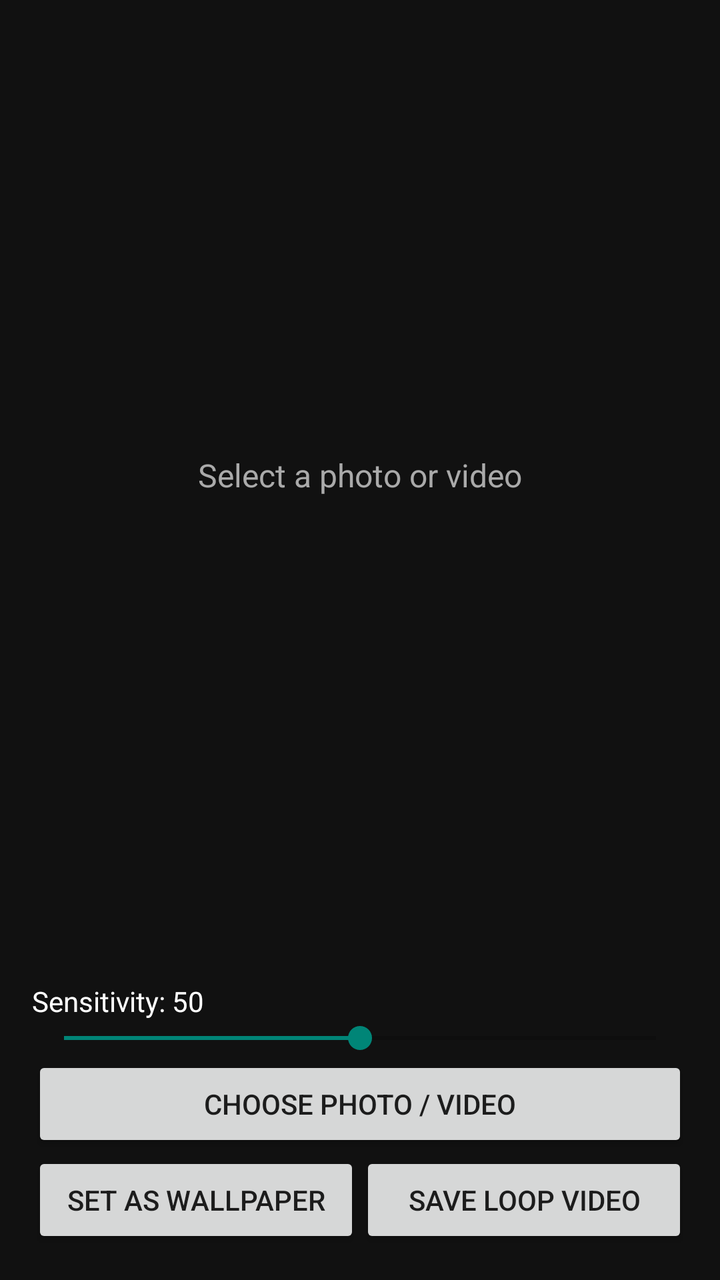
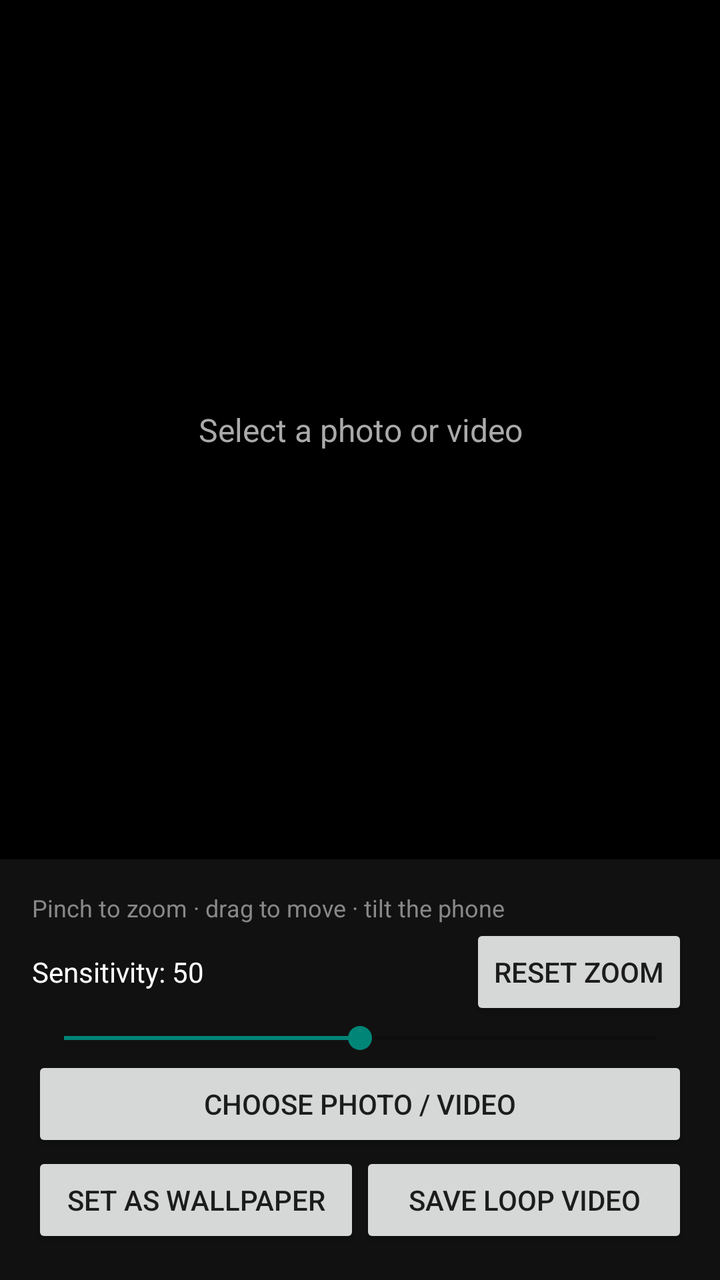

Screens rendered from an Android XML layout before and after an edit, with the pre-edit source and the edit as a unified diff.
<!-- AndroidManifest.xml: application theme android:Theme.Material.Light.NoActionBar -->
<!-- res/layout/activity_main.xml -->
<?xml version="1.0" encoding="utf-8"?>
<LinearLayout xmlns:android="http://schemas.android.com/apk/res/android"
    xmlns:app="http://schemas.android.com/apk/res-auto"
    android:layout_width="match_parent"
    android:layout_height="match_parent"
    android:background="#111111"
    android:orientation="vertical">

    <FrameLayout
        android:id="@+id/stage"
        android:layout_width="match_parent"
        android:layout_height="0dp"
        android:layout_weight="1"
        android:clipChildren="true">

        <FrameLayout
            android:id="@+id/content"
            android:layout_width="match_parent"
            android:layout_height="match_parent">

            <ImageView
                android:id="@+id/imageView"
                android:layout_width="match_parent"
                android:layout_height="match_parent"
                android:scaleType="centerCrop"
                android:visibility="gone" />

            <androidx.media3.ui.PlayerView
                android:id="@+id/playerView"
                android:layout_width="match_parent"
                android:layout_height="match_parent"
                android:visibility="gone"
                app:resize_mode="zoom"
                app:surface_type="texture_view"
                app:use_controller="false" />
        </FrameLayout>

        <TextView
            android:id="@+id/hint"
            android:layout_width="wrap_content"
            android:layout_height="wrap_content"
            android:layout_gravity="center"
            android:text="Select a photo or video"
            android:textColor="#AAAAAA"
            android:textSize="16sp" />
    </FrameLayout>

    <LinearLayout
        android:layout_width="match_parent"
        android:layout_height="wrap_content"
        android:orientation="vertical"
        android:padding="16dp">

        <TextView
            android:id="@+id/status"
            android:layout_width="match_parent"
            android:layout_height="wrap_content"
            android:gravity="center"
            android:padding="4dp"
            android:textColor="#FFCC00"
            android:visibility="gone" />

        <TextView
            android:id="@+id/sensLabel"
            android:layout_width="wrap_content"
            android:layout_height="wrap_content"
            android:text="Sensitivity: 50"
            android:textColor="#FFFFFF" />

        <SeekBar
            android:id="@+id/sensSeek"
            android:layout_width="match_parent"
            android:layout_height="wrap_content"
            android:max="100"
            android:progress="50" />

        <Button
            android:id="@+id/pickBtn"
            android:layout_width="match_parent"
            android:layout_height="wrap_content"
            android:text="Choose photo / video" />

        <LinearLayout
            android:layout_width="match_parent"
            android:layout_height="wrap_content"
            android:orientation="horizontal">

            <Button
                android:id="@+id/setBtn"
                android:layout_width="0dp"
                android:layout_height="wrap_content"
                android:layout_weight="1"
                android:text="Set as wallpaper" />

            <Button
                android:id="@+id/saveBtn"
                android:layout_width="0dp"
                android:layout_height="wrap_content"
                android:layout_weight="1"
                android:text="Save loop video" />
        </LinearLayout>
    </LinearLayout>
</LinearLayout>
<!-- resources referenced by this layout -->
<resources>

</resources>

<!-- the commit's change to res/layout/activity_main.xml (unified diff, before → after) -->
@@ -1,6 +1,5 @@
 <?xml version="1.0" encoding="utf-8"?>
 <LinearLayout xmlns:android="http://schemas.android.com/apk/res/android"
-    xmlns:app="http://schemas.android.com/apk/res-auto"
     android:layout_width="match_parent"
     android:layout_height="match_parent"
     android:background="#111111"
@@ -11,35 +10,20 @@
         android:layout_width="match_parent"
         android:layout_height="0dp"
         android:layout_weight="1"
-        android:clipChildren="true">
+        android:background="#000000">
 
-        <FrameLayout
-            android:id="@+id/content"
+        <TextureView
+            android:id="@+id/preview"
             android:layout_width="match_parent"
-            android:layout_height="match_parent">
-
-            <ImageView
-                android:id="@+id/imageView"
-                android:layout_width="match_parent"
-                android:layout_height="match_parent"
-                android:scaleType="centerCrop"
-                android:visibility="gone" />
-
-            <androidx.media3.ui.PlayerView
-                android:id="@+id/playerView"
-                android:layout_width="match_parent"
-                android:layout_height="match_parent"
-                android:visibility="gone"
-                app:resize_mode="zoom"
-                app:surface_type="texture_view"
-                app:use_controller="false" />
-        </FrameLayout>
+            android:layout_height="match_parent"
+            android:layout_gravity="center" />
 
         <TextView
             android:id="@+id/hint"
             android:layout_width="wrap_content"
             android:layout_height="wrap_content"
             android:layout_gravity="center"
+            android:gravity="center"
             android:text="Select a photo or video"
             android:textColor="#AAAAAA"
             android:textSize="16sp" />
@@ -61,11 +45,32 @@
             android:visibility="gone" />
 
         <TextView
-            android:id="@+id/sensLabel"
-            android:layout_width="wrap_content"
+            android:layout_width="match_parent"
             android:layout_height="wrap_content"
-            android:text="Sensitivity: 50"
-            android:textColor="#FFFFFF" />
+            android:text="Pinch to zoom · drag to move · tilt the phone"
+            android:textColor="#888888"
+            android:textSize="12sp" />
+
+        <LinearLayout
+            android:layout_width="match_parent"
+            android:layout_height="wrap_content"
+            android:gravity="center_vertical"
+            android:orientation="horizontal">
+
+            <TextView
+                android:id="@+id/sensLabel"
+                android:layout_width="0dp"
+                android:layout_height="wrap_content"
+                android:layout_weight="1"
+                android:text="Sensitivity: 50"
+                android:textColor="#FFFFFF" />
+
+            <Button
+                android:id="@+id/resetBtn"
+                android:layout_width="wrap_content"
+                android:layout_height="wrap_content"
+                android:text="Reset zoom" />
+        </LinearLayout>
 
         <SeekBar
             android:id="@+id/sensSeek"
